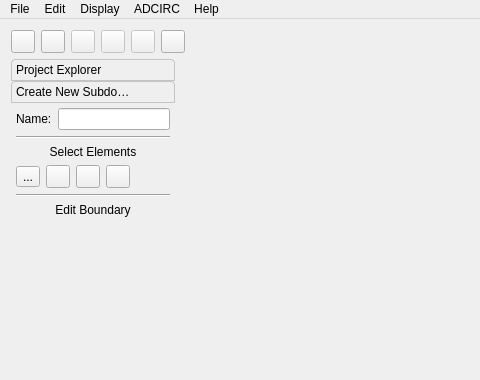
The window that MainWindow.ui (atdyer/adcircSubdomainTool) describes before a commit, drawn with Qt 5; both pictures show x 0 to 480 and y 0 to 380 of the 1029 by 794 pixel window.
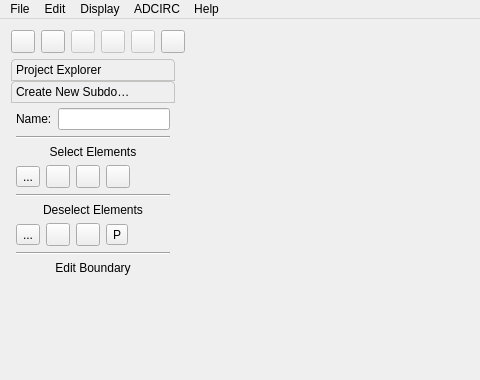
The same window after the commit. Icons and pictures are not drawn. Custom widgets are drawn as their Qt base class.

Commit message: Added deselect buttons

```diff
--- a/MainWindow.ui
+++ b/MainWindow.ui
@@ -493,26 +493,6 @@
                   </property>
                  </widget>
                 </item>
-                <item>
-                 <widget class="QToolButton" name="selectNodeSingle">
-                  <property name="toolTip">
-                   <string>Select individual elements</string>
-                  </property>
-                  <property name="statusTip">
-                   <string>Select individual elements</string>
-                  </property>
-                  <property name="whatsThis">
-                   <string>Select individual elements</string>
-                  </property>
-                  <property name="text">
-                   <string/>
-                  </property>
-                  <property name="icon">
-                   <iconset resource="icons.qrc">
-                    <normaloff>:/icons/images/icons/16_16/cursor.png</normaloff>:/icons/images/icons/16_16/cursor.png</iconset>
-                  </property>
-                 </widget>
-                </item>
                 <item>
                  <widget class="QToolButton" name="selectNodesCircle">
                   <property name="toolTip">
@@ -553,6 +533,26 @@
                   </property>
                  </widget>
                 </item>
+                <item>
+                 <widget class="QToolButton" name="selectNodeSingle">
+                  <property name="toolTip">
+                   <string>Select individual elements</string>
+                  </property>
+                  <property name="statusTip">
+                   <string>Select individual elements</string>
+                  </property>
+                  <property name="whatsThis">
+                   <string>Select individual elements</string>
+                  </property>
+                  <property name="text">
+                   <string/>
+                  </property>
+                  <property name="icon">
+                   <iconset resource="icons.qrc">
+                    <normaloff>:/icons/images/icons/16_16/cursor.png</normaloff>:/icons/images/icons/16_16/cursor.png</iconset>
+                  </property>
+                 </widget>
+                </item>
                 <item>
                  <spacer name="horizontalSpacer_2">
                   <property name="orientation">
@@ -578,6 +578,76 @@
                 </property>
                </widget>
               </item>
+              <item>
+               <widget class="QLabel" name="deselectElementsLabel">
+                <property name="text">
+                 <string>Deselect Elements</string>
+                </property>
+                <property name="alignment">
+                 <set>Qt::AlignCenter</set>
+                </property>
+               </widget>
+              </item>
+              <item>
+               <layout class="QHBoxLayout" name="horizontalLayout_12">
+                <item>
+                 <widget class="QToolButton" name="deselectElementSingle">
+                  <property name="text">
+                   <string>...</string>
+                  </property>
+                 </widget>
+                </item>
+                <item>
+                 <widget class="QToolButton" name="deselectElementCircle">
+                  <property name="text">
+                   <string/>
+                  </property>
+                  <property name="icon">
+                   <iconset resource="icons.qrc">
+                    <normaloff>:/icons/images/icons/16_16/circle.png</normaloff>:/icons/images/icons/16_16/circle.png</iconset>
+                  </property>
+                 </widget>
+                </item>
+                <item>
+                 <widget class="QToolButton" name="deselectElementSquare">
+                  <property name="text">
+                   <string/>
+                  </property>
+                  <property name="icon">
+                   <iconset resource="icons.qrc">
+                    <normaloff>:/icons/images/icons/16_16/square.png</normaloff>:/icons/images/icons/16_16/square.png</iconset>
+                  </property>
+                 </widget>
+                </item>
+                <item>
+                 <widget class="QToolButton" name="deselectElementPolygon">
+                  <property name="text">
+                   <string>P</string>
+                  </property>
+                 </widget>
+                </item>
+                <item>
+                 <spacer name="horizontalSpacer_3">
+                  <property name="orientation">
+                   <enum>Qt::Horizontal</enum>
+                  </property>
+                  <property name="sizeHint" stdset="0">
+                   <size>
+                    <width>40</width>
+                    <height>20</height>
+                   </size>
+                  </property>
+                 </spacer>
+                </item>
+               </layout>
+              </item>
+              <item>
+               <widget class="Line" name="line_7">
+                <property name="orientation">
+                 <enum>Qt::Horizontal</enum>
+                </property>
+               </widget>
+              </item>
               <item>
                <widget class="QLabel" name="editBoundaryLabel">
                 <property name="text">
```
Left out of the diff: 2 changed lines with no effect on the pictures.
